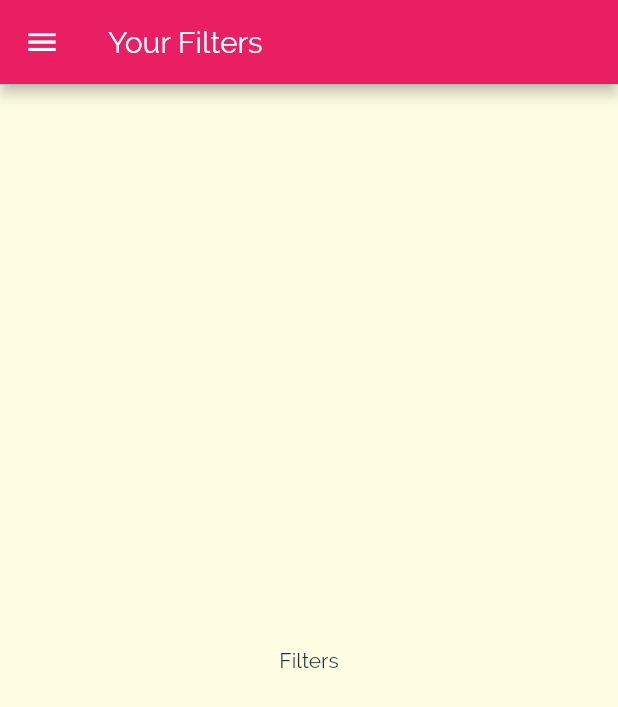
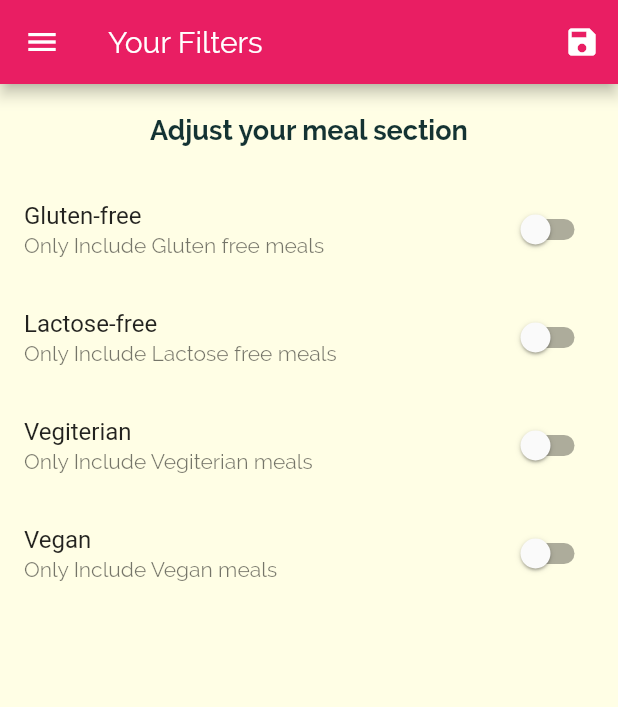
Before and after one commit to Mahendra789/meal, a Flutter app: the FiltersScreen screen opened by its route, on a phone screen of 412 x 824 dp. Shown: the top 707 px of the screen. Run offline on Flutter 3.47's test engine with Material 2 defaults, Android fonts, the phone set to English and light mode, and no system bars.

Commit message:
Added Filters

```diff
--- a/lib/main.dart
+++ b/lib/main.dart
@@ -4,14 +4,52 @@ import './screens/tabs_screen.dart';
 import './screens/category_meal_screen.dart';
 import './screens/meal_details_screen.dart';
 import 'screens/filters_screen.dart';
+import './dummy_data.dart';
+import './models/meal.dart';
+
 
 
 void main() {
   runApp(MyApp());
 }
 
-class MyApp extends StatelessWidget {
+class MyApp extends StatefulWidget {
   // This widget is the root of your application.
+  @override
+  _MyAppState createState() => _MyAppState();
+}
+
+class _MyAppState extends State<MyApp> {
+  Map<String, bool> _filters = {
+    'gluten': false,
+    'lactose': false,
+    'vegan': false,
+    'vegetarian': false,
+  } ;
+
+List<Meal> _availableMeals = DUMMY_MEALS;
+
+  void _setFilter(Map<String, bool> filterData){
+    setState(() {
+      _filters = filterData;
+      _availableMeals = DUMMY_MEALS.where((meal) {
+        if(_filters['gluten'] && !meal.isGlutenFree){
+          return false;
+        }
+         if(_filters['lactose'] && !meal.isLactoseFree){
+          return false;
+        }
+         if(_filters['vegan'] && !meal.isVegan){
+          return false;
+        }
+         if(_filters['vegetarian'] && !meal.isVegetarian){
+          return false;
+        }
+        return true;
+      }).toList();
+    });
+  }
+
   @override
   Widget build(BuildContext context) {
     return MaterialApp(
@@ -41,15 +79,15 @@ class MyApp extends StatelessWidget {
       routes: {
         '/': (ctx)=>TabScreen(),
         // '/category-meals': (ctx) => CategoryMealScreen(),
-        CategoryMealScreen.routeName: (ctx) => CategoryMealScreen(),
+        CategoryMealScreen.routeName: (ctx) => CategoryMealScreen(_availableMeals),
         MealDetailsScreen.routeName: (ctx) => MealDetailsScreen(),
-        FiltersScreen.routeName: (ctx)=> FiltersScreen(),
+        FiltersScreen.routeName: (ctx)=> FiltersScreen(_filters, _setFilter),
       },
       // onGenerateRoute: (settings){
       //   return MaterialPageRoute(builder: (ctx) => CategoryMealScreen());
       // },
       onUnknownRoute: (settings){
-        return MaterialPageRoute(builder: (ctx) => CategoryMealScreen());
+        return MaterialPageRoute(builder: (ctx) => CategoryMealScreen(_availableMeals));
       },
     );
   }
--- a/lib/screens/category_meal_screen.dart
+++ b/lib/screens/category_meal_screen.dart
@@ -1,12 +1,12 @@
 import 'package:flutter/material.dart';
-
 import './../widgets/meal_item.dart';
-import './../dummy_data.dart';
 import './../models/meal.dart';
 
 class CategoryMealScreen extends StatefulWidget {
   static const routeName = '/category-meals';
 
+  final List<Meal> availableMeals;
+  CategoryMealScreen(this.availableMeals);
   @override
   _CategoryMealScreenState createState() => _CategoryMealScreenState();
 }
@@ -28,7 +28,7 @@ class _CategoryMealScreenState extends State<CategoryMealScreen> {
           ModalRoute.of(context).settings.arguments as Map<String, String>;
       categoryTitle = routeArgs['categoryTitle'];
       final categoryId = routeArgs['categoryId'];
-      displayMeals = DUMMY_MEALS.where((meal) {
+      displayMeals = widget.availableMeals.where((meal) {
         return meal.categories.contains(categoryId);
       }).toList();
       loadedData = true;
--- a/lib/screens/filters_screen.dart
+++ b/lib/screens/filters_screen.dart
@@ -1,16 +1,107 @@
 import 'package:flutter/material.dart';
 import './../widgets/main_drawer.dart';
 
-class FiltersScreen extends StatelessWidget {
+class FiltersScreen extends StatefulWidget {
   static const routeName = '/filters';
+  final Function saveFilters;
+  final Map<String, bool> currentFilters;
+
+  FiltersScreen(this.currentFilters, this.saveFilters);
+
+  @override
+  _FiltersScreenState createState() => _FiltersScreenState();
+}
+
+class _FiltersScreenState extends State<FiltersScreen> {
+  var _isGlutenFree = false;
+  var _isVegan = false;
+  var _isVegetarian = false;
+  var _isLactoseFree = false;
+
+  @override
+  initState() {
+     _isGlutenFree = widget.currentFilters['gluten'];
+     _isLactoseFree = widget.currentFilters['lactose'];
+     _isVegetarian = widget.currentFilters['vegetarian'];
+     _isVegan = widget.currentFilters['vegan'];
+     super.initState();
+  }
+
+  Widget SwitchListTileBuilder(
+      String title, String description, bool currentValue, Function update) {
+    return SwitchListTile(
+      title: Text(title),
+      value: currentValue,
+      subtitle: Text(description),
+      onChanged: update,
+    );
+  }
+
   @override
   Widget build(BuildContext context) {
     return Scaffold(
       appBar: AppBar(
         title: Text('Your Filters'),
+        actions: <Widget>[
+          IconButton(
+              icon: Icon(Icons.save),
+              onPressed: () {
+                final selectedFilters = {
+                  'gluten': _isGlutenFree,
+                  'lactose': _isLactoseFree,
+                  'vegan': _isVegan,
+                  'vegetarian': _isVegetarian,
+                };
+                widget.saveFilters(selectedFilters);
+              }),
+        ],
       ),
       drawer: MainDrawer(),
-      body: Center(child: Text('Filters')),
+      body: Column(
+        children: <Widget>[
+          Container(
+            padding: EdgeInsets.all(20),
+            child: Text(
+              'Adjust your meal section',
+              style: TextStyle(fontSize: 18, fontWeight: FontWeight.bold),
+            ),
+          ),
+          Expanded(
+            child: ListView(
+              children: <Widget>[
+                SwitchListTileBuilder(
+                    'Gluten-free',
+                    'Only Include Gluten free meals',
+                    _isGlutenFree, (newValue) {
+                  setState(() {
+                    _isGlutenFree = newValue;
+                  });
+                }),
+                SwitchListTileBuilder(
+                    'Lactose-free',
+                    'Only Include Lactose free meals',
+                    _isLactoseFree, (newValue) {
+                  setState(() {
+                    _isLactoseFree = newValue;
+                  });
+                }),
+                SwitchListTileBuilder('Vegiterian',
+                    'Only Include Vegiterian meals', _isVegetarian, (newValue) {
+                  setState(() {
+                    _isVegetarian = newValue;
+                  });
+                }),
+                SwitchListTileBuilder(
+                    'Vegan', 'Only Include Vegan meals', _isVegan, (newValue) {
+                  setState(() {
+                    _isVegan = newValue;
+                  });
+                }),
+              ],
+            ),
+          ),
+        ],
+      ),
     );
   }
 }
```
